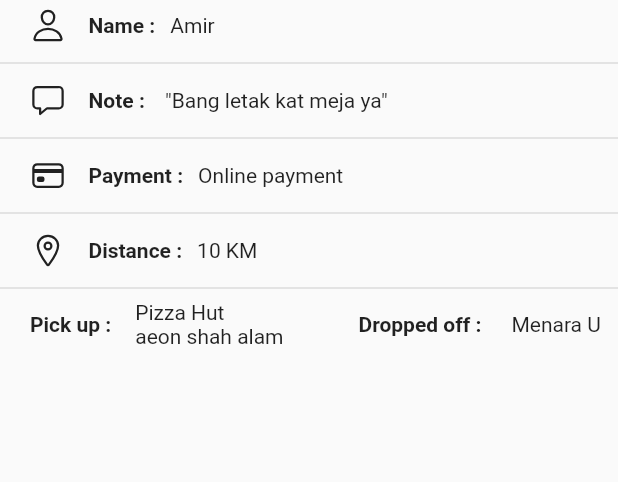
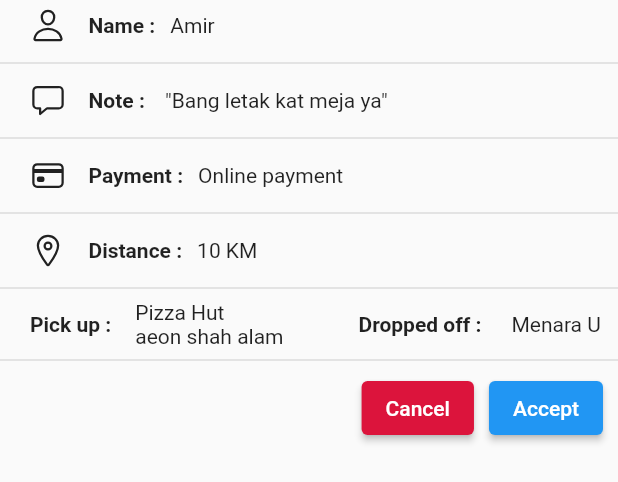
Before and after one commit to Zulfadlifauzi/riderapp, a Flutter app: what buildSheet() shows on an empty page, opened directly, on a phone screen of 412 x 824 dp. Shown: the top 482 px of the screen. Run offline on Flutter 3.47's test engine with Material 2 defaults, Android fonts, the phone set to English and light mode, and no system bars; our stand-ins replace circular_profile_avatar, form_field_validator, geolocator, google_fonts, google_maps_flutter, ionicons and 1 more; missing offline and left inert: cron.

Commit message:
debugging sunday

```diff
--- a/lib/constant/constant.dart
+++ b/lib/constant/constant.dart
@@ -8,7 +8,7 @@ const kWarninngColor = Color(0xFFF3BB1C);
 const kErrorColor = Color(0xFFF03738);
 const kTextColor = Color(0xFF58804D);
 const kBackgroundColor = Color(0xFFFFFBF5);
-
+const kButtonColor = Color(0xFFdc143c);
 const kDefaultPadding = 20.0;
 const defaultPadding = 20.0;
 const cartBarHeight = 100.0;
--- a/lib/screens/map.dart
+++ b/lib/screens/map.dart
@@ -1,6 +1,7 @@
 import 'package:flutter/material.dart';
 import 'package:google_maps_flutter/google_maps_flutter.dart';
 import 'package:ionicons/ionicons.dart';
+import 'package:riderapp/constant/constant.dart';
 import 'package:riderapp/models/order.dart';
 
 class MapScreen extends StatefulWidget {
@@ -332,6 +333,28 @@ Widget buildSheet() => Column(
             ),
           ],
         ),
-        const SizedBox(height: 10)
+        const Divider(thickness: 1),
+        Container(
+          padding: const EdgeInsets.only(right: 10),
+          child: Row(
+            mainAxisAlignment: MainAxisAlignment.end,
+            children: [
+              ElevatedButton(
+                  style: ElevatedButton.styleFrom(primary: kButtonColor),
+                  onPressed: () {},
+                  child: Container(
+                    child: const Text('Cancel'),
+                  )),
+              const SizedBox(
+                width: 10,
+              ),
+              ElevatedButton(
+                  onPressed: () {},
+                  child: Container(
+                    child: const Text('Accept'),
+                  )),
+            ],
+          ),
+        )
       ],
     );
--- a/lib/screens/wallet.dart
+++ b/lib/screens/wallet.dart
@@ -62,7 +62,9 @@ class _WalletScreenState extends State<WalletScreen> {
               ),
             ),
           ),
-          const Divider(thickness: 1),
+          const SizedBox(
+            height: 10,
+          ),
           Row(
             // ignore: prefer_const_literals_to_create_immutables
             children: [
```
